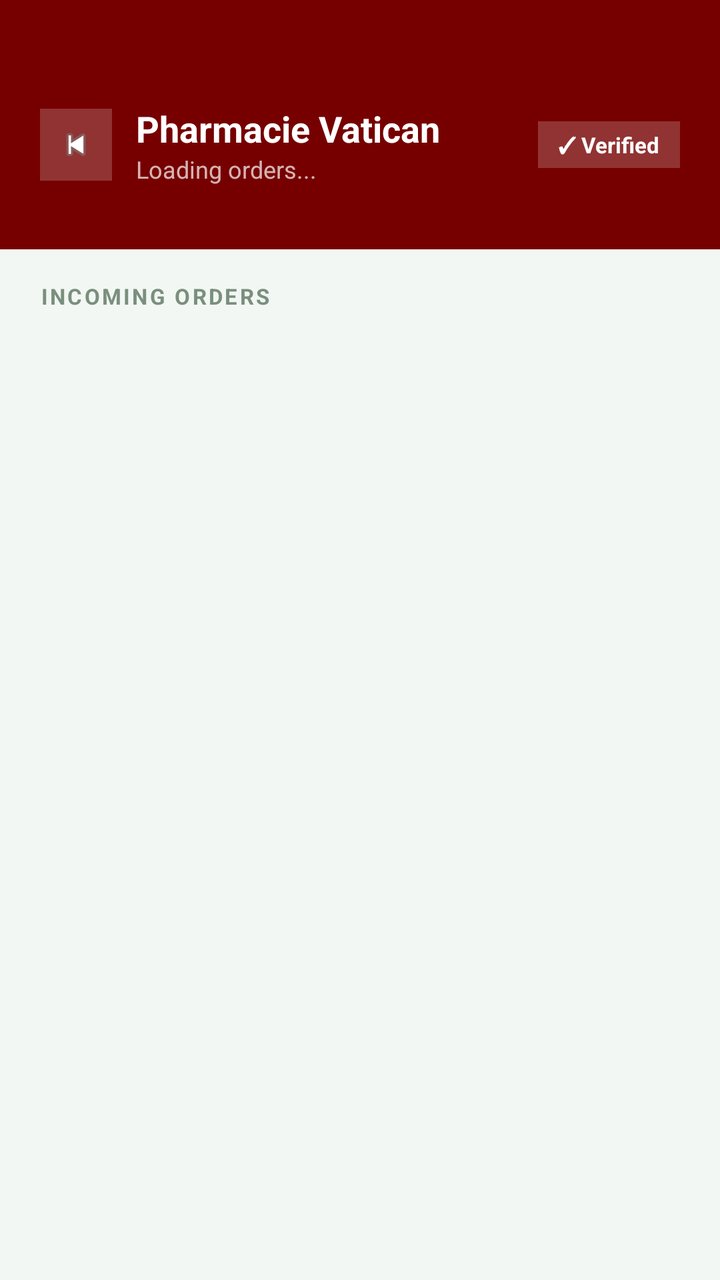
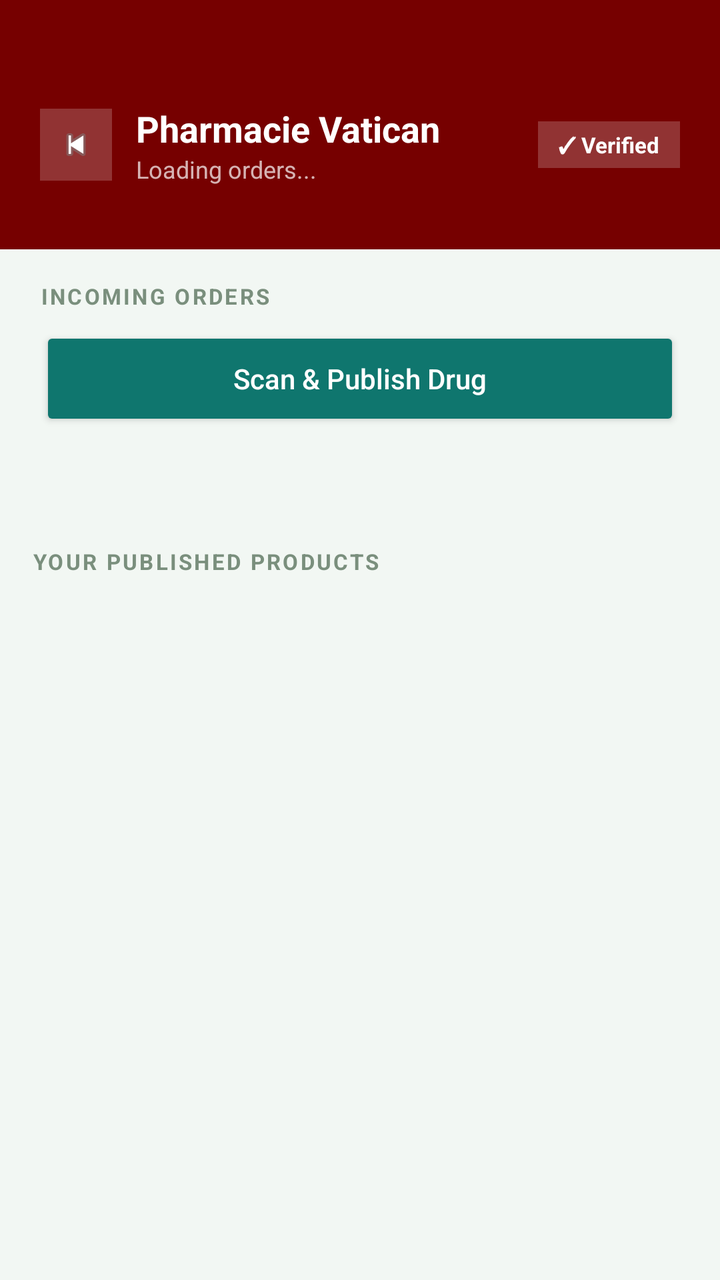

Two renders of the same Android screen: before a commit and after it. Below are the layout's source before the change and the commit's diff.
<!-- AndroidManifest.xml: application theme Theme.AppCompat.Light.NoActionBar -->
<!-- res/layout/activity_seller_dashboard.xml -->
<?xml version="1.0" encoding="utf-8"?>
<LinearLayout
    xmlns:android="http://schemas.android.com/apk/res/android"
    android:layout_width="match_parent"
    android:layout_height="match_parent"
    android:orientation="vertical"
    android:background="#F2F7F3">

    
    <LinearLayout
        android:layout_width="match_parent"
        android:layout_height="wrap_content"
        android:orientation="vertical"
        android:background="#760000"
        android:paddingTop="52dp"
        android:paddingBottom="20dp"
        android:paddingHorizontal="20dp">

        <LinearLayout
            android:layout_width="match_parent"
            android:layout_height="wrap_content"
            android:orientation="horizontal"
            android:gravity="center_vertical"
            android:layout_marginBottom="12dp">

            <ImageView
                android:id="@+id/btn_back"
                android:layout_width="36dp"
                android:layout_height="36dp"
                android:src="@android:drawable/ic_media_previous"
                android:background="#33FFFFFF"
                android:padding="8dp"
                android:layout_marginEnd="12dp"/>

            <LinearLayout
                android:layout_width="0dp"
                android:layout_height="wrap_content"
                android:layout_weight="1"
                android:orientation="vertical">

                <TextView
                    android:layout_width="wrap_content"
                    android:layout_height="wrap_content"
                    android:text="Pharmacie Vatican"
                    android:textColor="#FFFFFF"
                    android:textSize="18sp"
                    android:textStyle="bold"/>

                <TextView
                    android:id="@+id/tv_order_count"
                    android:layout_width="wrap_content"
                    android:layout_height="wrap_content"
                    android:text="Loading orders..."
                    android:textColor="#B3FFFFFF"
                    android:textSize="12sp"/>

            </LinearLayout>

            <TextView
                android:layout_width="wrap_content"
                android:layout_height="wrap_content"
                android:text="✓ Verified"
                android:textColor="#FFFFFF"
                android:textSize="11sp"
                android:textStyle="bold"
                android:background="#33FFFFFF"
                android:paddingHorizontal="10dp"
                android:paddingVertical="4dp"/>

        </LinearLayout>

    </LinearLayout>

    
    <TextView
        android:layout_width="wrap_content"
        android:layout_height="wrap_content"
        android:text="INCOMING ORDERS"
        android:textColor="#7A8F7D"
        android:textSize="11sp"
        android:textStyle="bold"
        android:letterSpacing="0.1"
        android:layout_marginStart="20dp"
        android:layout_marginTop="16dp"
        android:layout_marginBottom="8dp"/>

    
    <TextView
        android:id="@+id/tv_empty"
        android:layout_width="match_parent"
        android:layout_height="wrap_content"
        android:text="📭 No orders yet.\nWaiting for buyers..."
        android:textColor="#AAB8AC"
        android:textSize="15sp"
        android:gravity="center"
        android:padding="40dp"
        android:visibility="gone"/>

    
    <ScrollView
        android:layout_width="match_parent"
        android:layout_height="match_parent">

        <LinearLayout
            android:id="@+id/ll_orders"
            android:layout_width="match_parent"
            android:layout_height="wrap_content"
            android:orientation="vertical"
            android:padding="16dp"/>

    </ScrollView>

</LinearLayout>
<!-- resources referenced by this layout -->
<resources>

</resources>

<!-- the commit's change to res/layout/activity_seller_dashboard.xml (unified diff, before → after) -->
@@ -84,6 +84,17 @@
         android:layout_marginTop="16dp"
         android:layout_marginBottom="8dp"/>
 
+    <Button
+        android:id="@+id/btn_add_listing"
+        android:layout_width="match_parent"
+        android:layout_height="52dp"
+        android:text="Scan &amp; Publish Drug"
+        android:textAllCaps="false"
+        android:textColor="#FFFFFF"
+        android:backgroundTint="#0F766E"
+        android:layout_marginHorizontal="20dp"
+        android:layout_marginBottom="18dp" />
+
     
     <TextView
         android:id="@+id/tv_empty"
@@ -102,11 +113,46 @@
         android:layout_height="match_parent">
 
         <LinearLayout
-            android:id="@+id/ll_orders"
             android:layout_width="match_parent"
             android:layout_height="wrap_content"
             android:orientation="vertical"
-            android:padding="16dp"/>
+            android:padding="16dp">
+
+            <LinearLayout
+                android:id="@+id/ll_orders"
+                android:layout_width="match_parent"
+                android:layout_height="wrap_content"
+                android:orientation="vertical" />
+
+            <TextView
+                android:layout_width="wrap_content"
+                android:layout_height="wrap_content"
+                android:text="YOUR PUBLISHED PRODUCTS"
+                android:textColor="#7A8F7D"
+                android:textSize="11sp"
+                android:textStyle="bold"
+                android:letterSpacing="0.1"
+                android:layout_marginTop="24dp"
+                android:layout_marginBottom="8dp"/>
+
+            <TextView
+                android:id="@+id/tv_listing_empty"
+                android:layout_width="match_parent"
+                android:layout_height="wrap_content"
+                android:text="No published products yet. Use &quot;Scan &amp; Publish Drug&quot; to add one."
+                android:textColor="#AAB8AC"
+                android:textSize="15sp"
+                android:gravity="center"
+                android:padding="20dp"
+                android:visibility="gone" />
+
+            <LinearLayout
+                android:id="@+id/ll_listings"
+                android:layout_width="match_parent"
+                android:layout_height="wrap_content"
+                android:orientation="vertical" />
+
+        </LinearLayout>
 
     </ScrollView>
 
